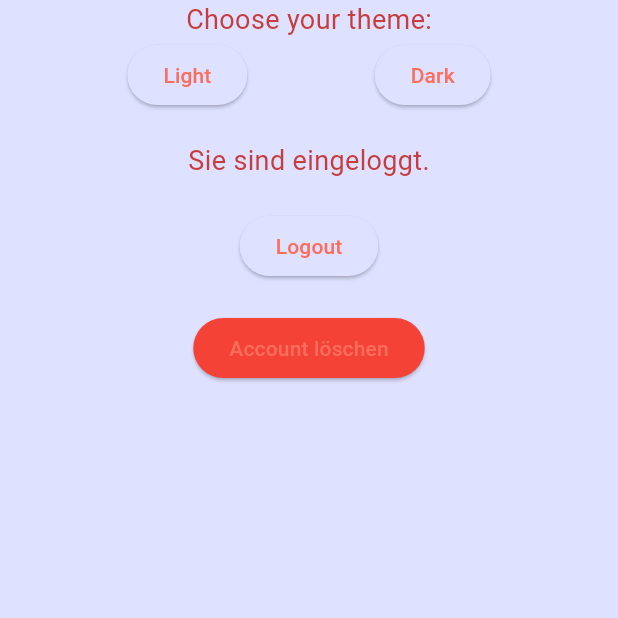
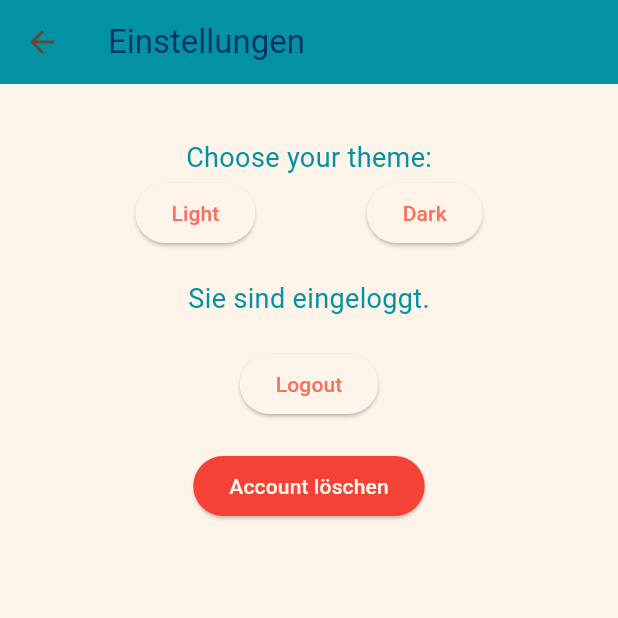
Before and after one commit to BHH-Informatik/app_parking, a Flutter app: the Page4 screen opened directly, on a phone screen of 412 x 824 dp, the top half of it. Run offline on Flutter 3.47's test engine with Material 3 defaults, Android fonts, the phone set to English and light mode, and no system bars; our stand-ins replace shared_preferences, table_calendar; accounts and stored records are empty; network calls fail.

Commit message:
colorscheme stuff

```diff
--- a/mobile_parking/lib/model/app_colors.dart
+++ b/mobile_parking/lib/model/app_colors.dart
@@ -10,32 +10,37 @@ const lightColorScheme = ColorScheme(
   secondary: Color.fromARGB(255,3,146,163), // main color 3
   onSecondary: Color.fromARGB(255,0,51,104), // main color 4
 
-  tertiary: Colors.amber,
-  onTertiary: Color.fromARGB(255, 0, 151, 167),
+  tertiary: Color.fromARGB(103, 182, 137, 89),
+  onTertiary: Color.fromARGB(64, 3,146,163),
 
   error: Color.fromARGB(255, 244, 67, 54),
-  onError: Color.fromARGB(255, 140, 0, 255),
+  onError: Color.fromARGB(255, 245, 178, 201),
 
-  onSurface: Color.fromARGB(255, 199, 61, 61),
-  surface: Color.fromARGB(255, 222, 225, 255), // background color
+  onSurface:  Color.fromARGB(255, 99, 74, 47),
+  surface:  Color.fromARGB(255, 255, 244, 233), // background color
+
 
 );
 
 const darkColorScheme = ColorScheme(
   brightness: Brightness.dark,
 
-  primary: Color.fromARGB(255,252,109,92), // main color 1
-  onPrimary: Color.fromARGB(255,255,204,151), // main color 2
+  primary: Color.fromARGB(255,3,146,163), // main color 3
+  onPrimary: Color.fromARGB(255,0,51,104), // main color 4
 
-  secondary: Color.fromARGB(255,3,146,163), // main color 3
-  onSecondary: Color.fromARGB(255,0,51,104), // main color 4
+  secondary: Color.fromARGB(192, 252, 108, 92), // main color 1
+  onSecondary: Color.fromARGB(255, 255, 205, 151), // main color 2
 
-  tertiary: Colors.amber,
-  onTertiary: Color.fromARGB(255, 0, 151, 167),
+  tertiary: Color.fromARGB(255, 35, 63, 78),
+  onTertiary: Color.fromARGB(118, 0, 150, 167),
 
   error: Colors.red,
   onError: Color.fromARGB(255, 255, 152, 152),
 
-  onSurface: Color.fromARGB(255, 12, 132, 148),
+  onSurface: Color.fromARGB(255, 168, 173, 218),
   surface: Color.fromARGB(255, 47, 49, 73), // background color
+
 );
+
+var isDark = true;
+var activeColorScheme = isDark ? darkColorScheme : lightColorScheme;
--- a/mobile_parking/lib/page3.dart
+++ b/mobile_parking/lib/page3.dart
@@ -84,7 +84,11 @@ class _Page3State extends State<Page3> {
   Widget build(BuildContext context) {
     return Scaffold(
       appBar: AppBar(
-        title: const Text('Feedback'),
+        title: Text('Feedback', style: TextStyle(
+          color: Theme.of(context).colorScheme.onSecondary
+        ),
+        ),
+        backgroundColor: Theme.of(context).colorScheme.secondary,
       ),
       body: Padding(
         padding: const EdgeInsets.all(16.0),
--- a/mobile_parking/lib/page4.dart
+++ b/mobile_parking/lib/page4.dart
@@ -50,7 +50,7 @@ class _Page4State extends State<Page4> {
     final confirm = await showDialog<bool>(
       context: context,
       builder: (context) => AlertDialog(
-        title: const Text('Account löschen'),
+        title: const Text('Account löschen', style: TextStyle(color:  Color.fromARGB(255,255,204,151)),),
         content: const Text('Möchten Sie Ihren Account wirklich löschen?'),
         actions: [
           TextButton(
@@ -78,12 +78,24 @@ class _Page4State extends State<Page4> {
 
   @override
   Widget build(BuildContext context) {
-    return Center(
+    return Scaffold(
+      appBar: AppBar(
+        title: Text('Einstellungen', style: TextStyle(
+          color: Theme.of(context).colorScheme.onSecondary
+        ),
+        ),
+        backgroundColor: Theme.of(context).colorScheme.secondary,
+      ),
+      body: Padding(
+        padding: const EdgeInsets.all(16.0),
       child: Column(
         children: <Widget>[
-            const Text(
+          const SizedBox(height: 20,),
+            Text(
               'Choose your theme:',
-              style: TextStyle(fontSize: 18),
+              style: TextStyle(
+                fontSize: 18,
+                color:  Theme.of(context).colorScheme.secondary),
             ),
             Row(
               mainAxisAlignment: MainAxisAlignment.spaceEvenly,
@@ -102,7 +114,9 @@ class _Page4State extends State<Page4> {
           // Zeige, ob der Benutzer eingeloggt ist
           Text(
             _isLoggedIn ? 'Sie sind eingeloggt.' : 'Sie sind nicht eingeloggt.',
-            style: const TextStyle(fontSize: 18),
+            style: TextStyle(
+              fontSize: 18,
+              color: Theme.of(context).colorScheme.secondary),
           ),
           const SizedBox(height: 20),
 
@@ -128,10 +142,13 @@ class _Page4State extends State<Page4> {
             ElevatedButton(
               onPressed: _deleteAccount,
               style: ElevatedButton.styleFrom(backgroundColor: Colors.red),
-              child: const Text('Account löschen'),
+              child: Text('Account löschen', style: TextStyle(
+                color: Theme.of(context).colorScheme.surface,
+              ),
+              ),
             ),
         ],
       ),
-    );
+    ));
   }
 }
```
Also changed, not shown: mobile_parking/lib/home_screen.dart (+4 -4 lines), mobile_parking/lib/main.dart (+6 -4 lines), mobile_parking/lib/model/parking_lot_status.dart (+7 -12 lines), mobile_parking/lib/page1.dart (+40 -17 lines), mobile_parking/lib/page2.dart (+13 -9 lines).
